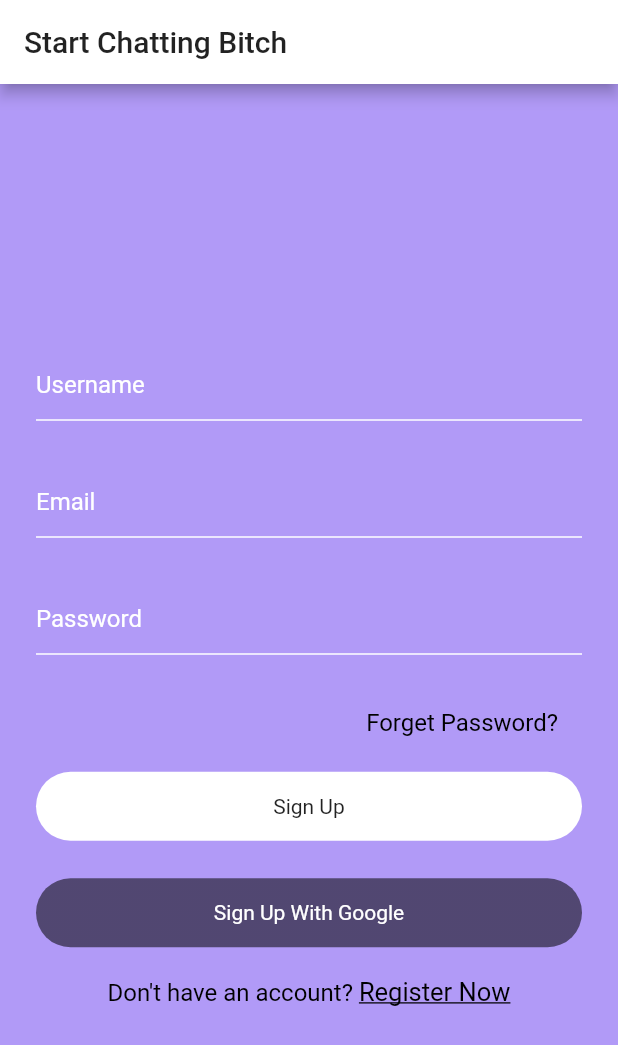
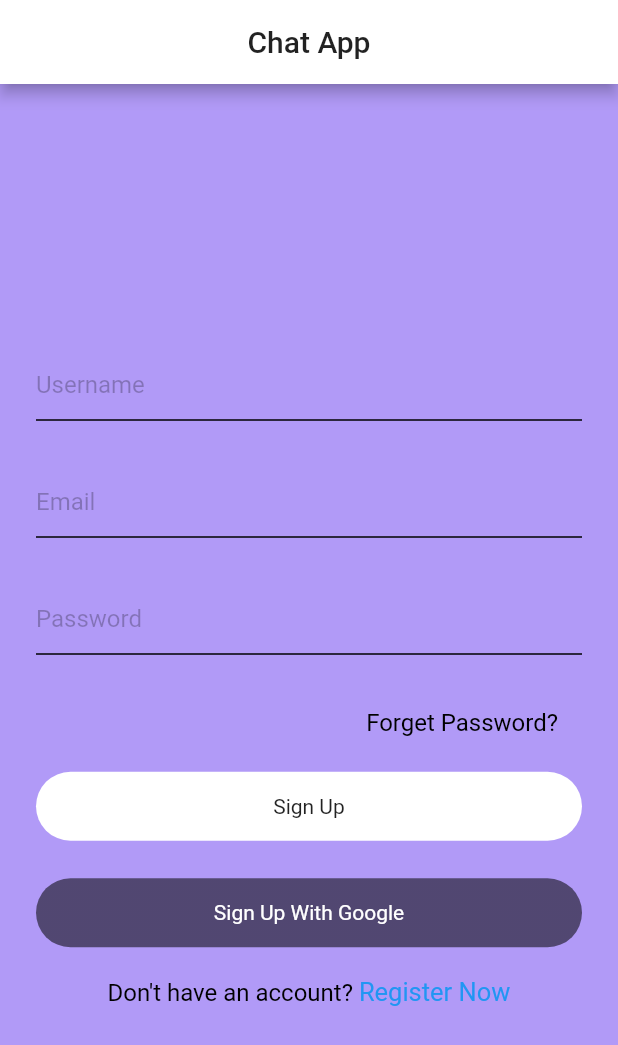
Before and after one commit to AtomicRahul/chat_app, a Flutter app: the screen it shows after launch, on a phone screen of 412 x 824 dp. Shown: the top 1045 px of the screen. Run offline on Flutter 3.47's test engine with Material 2 defaults, Android fonts, the phone set to English and light mode, and no system bars; our stand-ins replace firebase_auth; accounts and stored records are empty.

Commit message:
ui changed

```diff
--- a/lib/widgets/widgets.dart
+++ b/lib/widgets/widgets.dart
@@ -3,8 +3,9 @@ import 'package:flutter/material.dart';
 Widget appBarMain(BuildContext context) {
   return Scaffold(
     appBar: AppBar(
+      centerTitle: true,
       title: Text(
-        "Start Chatting Bitch",
+        "Chat App",
         style: TextStyle(
           color: Colors.black87,
         ),
@@ -14,14 +15,16 @@ Widget appBarMain(BuildContext context) {
   );
 }
 
-InputDecoration textFieldInputDecoration(String hintText) {
+InputDecoration textFieldInputDecoration(
+  String hintText,
+) {
   return InputDecoration(
       hintText: hintText,
-      hintStyle: TextStyle(color: Colors.white),
+      hintStyle: TextStyle(color: Colors.black26),
       focusedBorder:
-          UnderlineInputBorder(borderSide: BorderSide(color: Colors.white)),
+          UnderlineInputBorder(borderSide: BorderSide(color: Colors.black)),
       enabledBorder:
-          UnderlineInputBorder(borderSide: BorderSide(color: Colors.white)));
+          UnderlineInputBorder(borderSide: BorderSide(color: Colors.black)));
 }
 
 TextStyle simpleTextFieldStyle() {
@@ -29,6 +32,5 @@ TextStyle simpleTextFieldStyle() {
 }
 
 TextStyle mediumTextFieldStyle() {
-  return TextStyle(
-      color: Colors.black, fontSize: 17, decoration: TextDecoration.underline);
+  return TextStyle(color: Colors.blue, fontSize: 17);
 }
```
